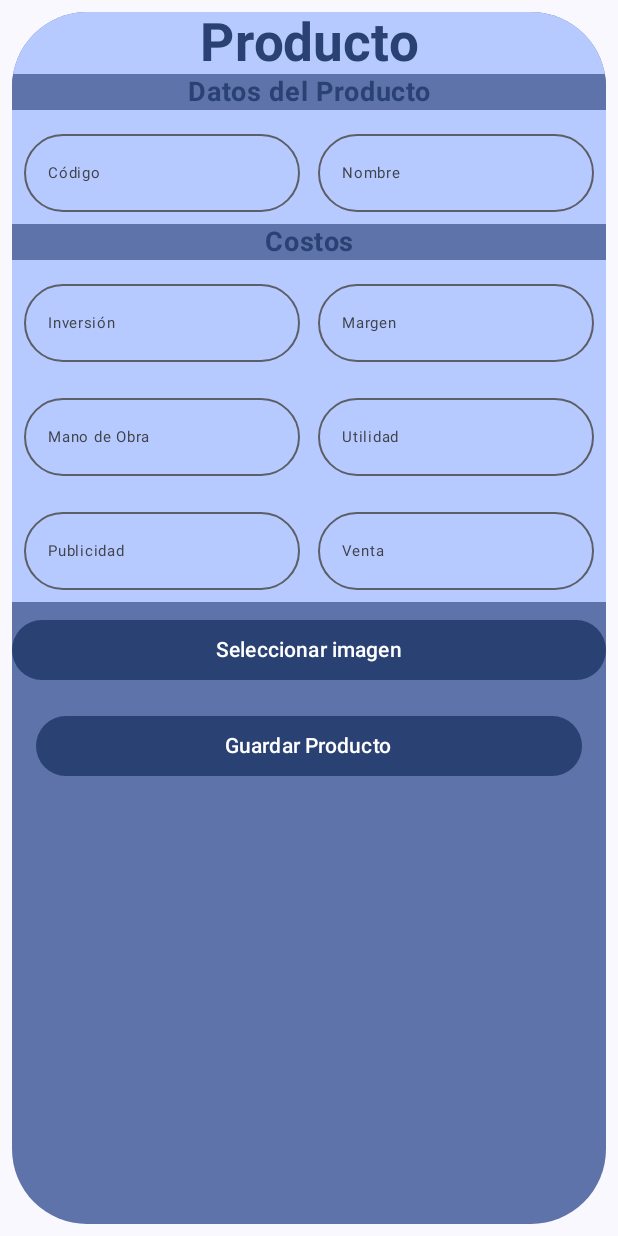
After one commit to lcastilloe/AgilizaApiMovil, an Android app built with Jetpack Compose: the composable AnadirProducto shown on its own in the app's theme, on a phone screen of 412 x 824 dp. The commit adds this screen. Run offline under Robolectric (Android 15) with nearby library versions, the phone set to English and light mode, and no system bars; our stand-ins replace Firebase (no records; nobody signed in at launch, a user with empty details on screens opened directly).

Commit message:
productos anadir interfaz

```diff
--- a/app/build.gradle.kts
+++ b/app/build.gradle.kts
@@ -72,6 +72,8 @@ dependencies {
     implementation("com.google.android.gms:play-services-auth:21.3.0")
     implementation("androidx.lifecycle:lifecycle-viewmodel-compose:2.6.2")
     implementation("com.google.accompanist:accompanist-swiperefresh:0.33.2-alpha")
+    implementation("com.google.firebase:firebase-storage-ktx")
+    implementation("io.coil-kt:coil-compose:2.4.0")
 
 
     // TODO: Add the dependencies for Firebase products you want to use
--- /dev/null
+++ b/app/src/main/java/com/example/agilizaapp/ui/components/AnadirProducto.kt
@@ -0,0 +1,173 @@
+package com.example.agilizaapp.ui.components
+
+import android.net.Uri
+import android.widget.Toast
+import androidx.activity.compose.rememberLauncherForActivityResult
+import androidx.activity.result.contract.ActivityResultContracts
+import androidx.compose.foundation.Image
+import androidx.compose.foundation.background
+import androidx.compose.foundation.layout.*
+import androidx.compose.foundation.rememberScrollState
+import androidx.compose.foundation.verticalScroll
+import androidx.compose.foundation.shape.RoundedCornerShape
+import androidx.compose.material3.*
+import androidx.compose.runtime.*
+import androidx.compose.ui.Alignment
+import androidx.compose.ui.Modifier
+import androidx.compose.ui.platform.LocalContext
+import androidx.compose.ui.text.font.FontWeight
+import androidx.compose.ui.unit.dp
+import androidx.compose.ui.unit.sp
+import coil.compose.rememberAsyncImagePainter
+import com.example.agilizaapp.ui.data.Producto
+import com.google.firebase.auth.FirebaseAuth
+import com.google.firebase.firestore.FirebaseFirestore
+import com.google.firebase.storage.FirebaseStorage
+import java.util.UUID
+
+@Composable
+fun AnadirProducto(
+    modifier: Modifier = Modifier,
+    onProductoCreado: () -> Unit = {}
+) {
+    val context = LocalContext.current
+    val uid = FirebaseAuth.getInstance().currentUser?.uid
+    val storage = FirebaseStorage.getInstance()
+    val firestore = FirebaseFirestore.getInstance()
+
+    var codigo by remember { mutableStateOf("") }
+    var nombre by remember { mutableStateOf("") }
+    var inversion by remember { mutableStateOf("") }
+    var margen by remember { mutableStateOf("") }
+    var manoObra by remember { mutableStateOf("") }
+    var utilidad by remember { mutableStateOf("") }
+    var publicidad by remember { mutableStateOf("") }
+    var venta by remember { mutableStateOf("") }
+
+    var imagenUri by remember { mutableStateOf<Uri?>(null) }
+
+    val imagePicker = rememberLauncherForActivityResult(
+        contract = ActivityResultContracts.GetContent()
+    ) { uri: Uri? -> imagenUri = uri }
+
+    Card(
+        shape = RoundedCornerShape(50.dp),
+        colors = CardDefaults.cardColors(containerColor = MaterialTheme.colorScheme.primaryContainer),
+        modifier = modifier
+            .padding(8.dp)
+            .fillMaxWidth()
+            .fillMaxSize()
+    ) {
+        Column(
+            modifier = Modifier
+                .verticalScroll(rememberScrollState())
+                .padding(bottom = 16.dp)
+        ) {
+            Row(
+                modifier = Modifier
+                    .background(MaterialTheme.colorScheme.inversePrimary)
+                    .fillMaxWidth(),
+                horizontalArrangement = Arrangement.Center,
+                verticalAlignment = Alignment.CenterVertically
+            ) {
+                Text(
+                    text = "Producto",
+                    color = MaterialTheme.colorScheme.primary,
+                    fontWeight = FontWeight.Bold,
+                    fontSize = 35.sp
+                )
+            }
+
+            FilaTablaAnadirPedido1(listOf("Datos del Producto"), MaterialTheme.colorScheme.primaryContainer, true)
+            CampoTextoPedido(
+                labels = listOf("Código", "Nombre"),
+                textos = listOf(codigo, nombre),
+                onTextosChange = { index, value ->
+                    if (index == 0) codigo = value else nombre = value
+                },
+                backgroundColor = MaterialTheme.colorScheme.inversePrimary
+            )
+
+            FilaTablaAnadirPedido1(listOf("Costos"), MaterialTheme.colorScheme.primaryContainer, true)
+            CampoTextoPedido(
+                labels = listOf("Inversión", "Margen"),
+                textos = listOf(inversion, margen),
+                onTextosChange = { index, value ->
+                    if (index == 0) inversion = value else margen = value
+                },
+                backgroundColor = MaterialTheme.colorScheme.inversePrimary
+            )
+            CampoTextoPedido(
+                labels = listOf("Mano de Obra", "Utilidad"),
+                textos = listOf(manoObra, utilidad),
+                onTextosChange = { index, value ->
+                    if (index == 0) manoObra = value else utilidad = value
+                },
+                backgroundColor = MaterialTheme.colorScheme.inversePrimary
+            )
+            CampoTextoPedido(
+                labels = listOf("Publicidad", "Venta"),
+                textos = listOf(publicidad, venta),
+                onTextosChange = { index, value ->
+                    if (index == 0) publicidad = value else venta = value
+                },
+                backgroundColor = MaterialTheme.colorScheme.inversePrimary
+            )
+
+            Spacer(modifier = Modifier.height(8.dp))
+            Button(onClick = { imagePicker.launch("image/*") }, modifier = Modifier.fillMaxWidth()) {
+                Text("Seleccionar imagen")
+            }
+
+            imagenUri?.let {
+                Spacer(modifier = Modifier.height(8.dp))
+                Image(
+                    painter = rememberAsyncImagePainter(it),
+                    contentDescription = null,
+                    modifier = Modifier
+                        .height(150.dp)
+                        .fillMaxWidth()
+                )
+            }
+
+            Spacer(modifier = Modifier.height(16.dp))
+            Button(
+                modifier = Modifier
+                    .fillMaxWidth()
+                    .padding(horizontal = 16.dp),
+                onClick = {
+                    if (uid != null && imagenUri != null) {
+                        val nombreArchivo = UUID.randomUUID().toString()
+                        val referencia = storage.reference.child("usuarios/$uid/productos/$nombreArchivo.jpg")
+                        referencia.putFile(imagenUri!!)
+                            .continueWithTask { tarea ->
+                                if (!tarea.isSuccessful) throw tarea.exception ?: Exception("Falló carga de imagen")
+                                referencia.downloadUrl
+                            }.addOnSuccessListener { uri ->
+                                val producto = Producto(
+                                    id = nombreArchivo,
+                                    codigo = codigo.toIntOrNull() ?: 0,
+                                    nombre = nombre,
+                                    valorInversion = inversion.toDoubleOrNull() ?: 0.0,
+                                    valorMargen = margen.toDoubleOrNull() ?: 0.0,
+                                    valorManoObra = manoObra.toDoubleOrNull() ?: 0.0,
+                                    valorUtilidad = utilidad.toDoubleOrNull() ?: 0.0,
+                                    valorPublicidad = publicidad.toDoubleOrNull() ?: 0.0,
+                                    valorVenta = venta.toDoubleOrNull() ?: 0.0,
+                                    fotoUrl = uri.toString()
+                                )
+                                firestore.collection("usuarios").document(uid).collection("productos")
+                                    .document(nombreArchivo).set(producto)
+                                    .addOnSuccessListener {
+                                        Toast.makeText(context, "Producto guardado con éxito", Toast.LENGTH_SHORT).show()
+                                        onProductoCreado()
+                                    }
+                            }
+                    }
+                }
+            ) {
+                Text("Guardar Producto")
+            }
+        }
+    }
+}
--- a/app/src/main/java/com/example/agilizaapp/ui/navigation/NavigationDestinations.kt
+++ b/app/src/main/java/com/example/agilizaapp/ui/navigation/NavigationDestinations.kt
@@ -7,5 +7,6 @@ enum class Screen {
     PRODUCTOS,
     CONTABILIDAD,
     ANADIR_PEDIDO,
-    ANADIR_PEDIDO_CON_PRODUCTOS
+    ANADIR_PEDIDO_CON_PRODUCTOS,
+    ANADIR_PRODUCTO
 }
```
Also changed, not shown: app/src/main/java/com/example/agilizaapp/MainActivity.kt (+13 -1 lines), app/src/main/java/com/example/agilizaapp/ui/components/AnadirPedidoConProductos.kt (+14 -5 lines), app/src/main/java/com/example/agilizaapp/ui/components/ProductCard.kt (added, +74 -0 lines), app/src/main/java/com/example/agilizaapp/ui/data/Producto.kt (added, +14 -0 lines), app/src/main/java/com/example/agilizaapp/ui/screens/ProductosScreen.kt (+18 -108 lines), app/src/main/java/com/example/agilizaapp/ui/screens/borrarLuego.kt (added, +81 -0 lines), app/src/main/java/com/example/agilizaapp/ui/viewmodels/ProductoPreviewViewModel.kt (+71 -9 lines).
